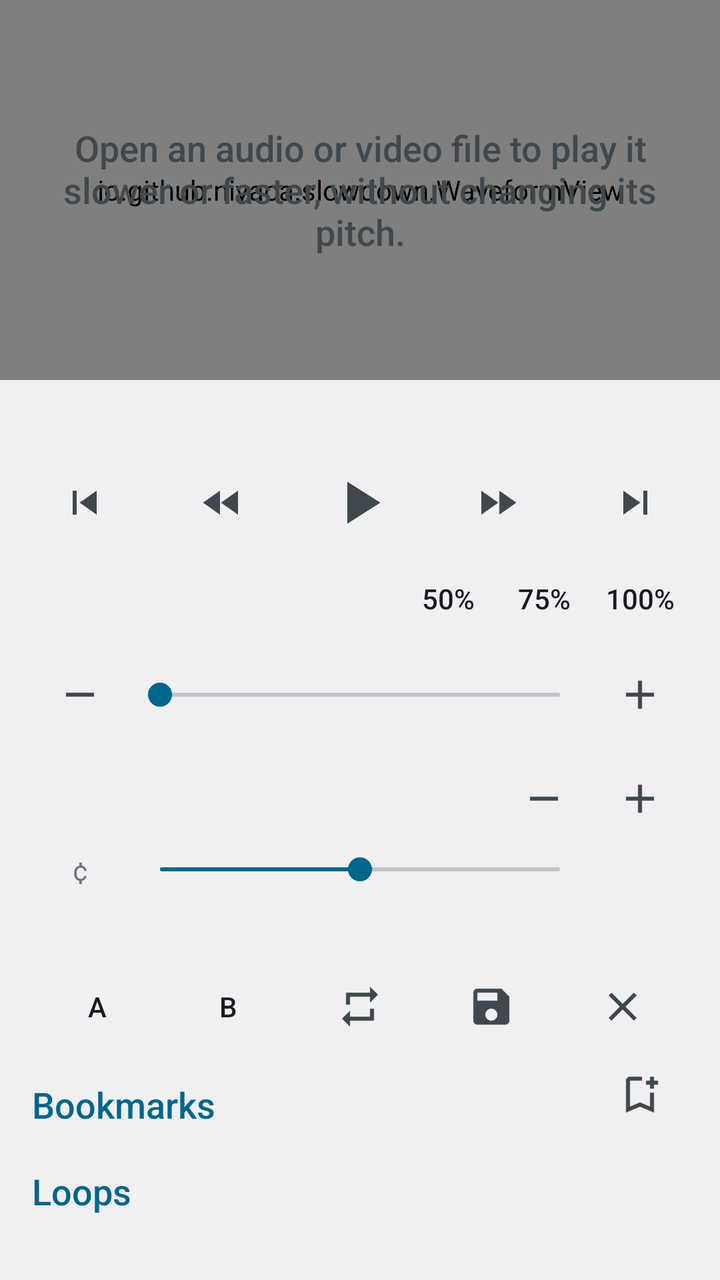
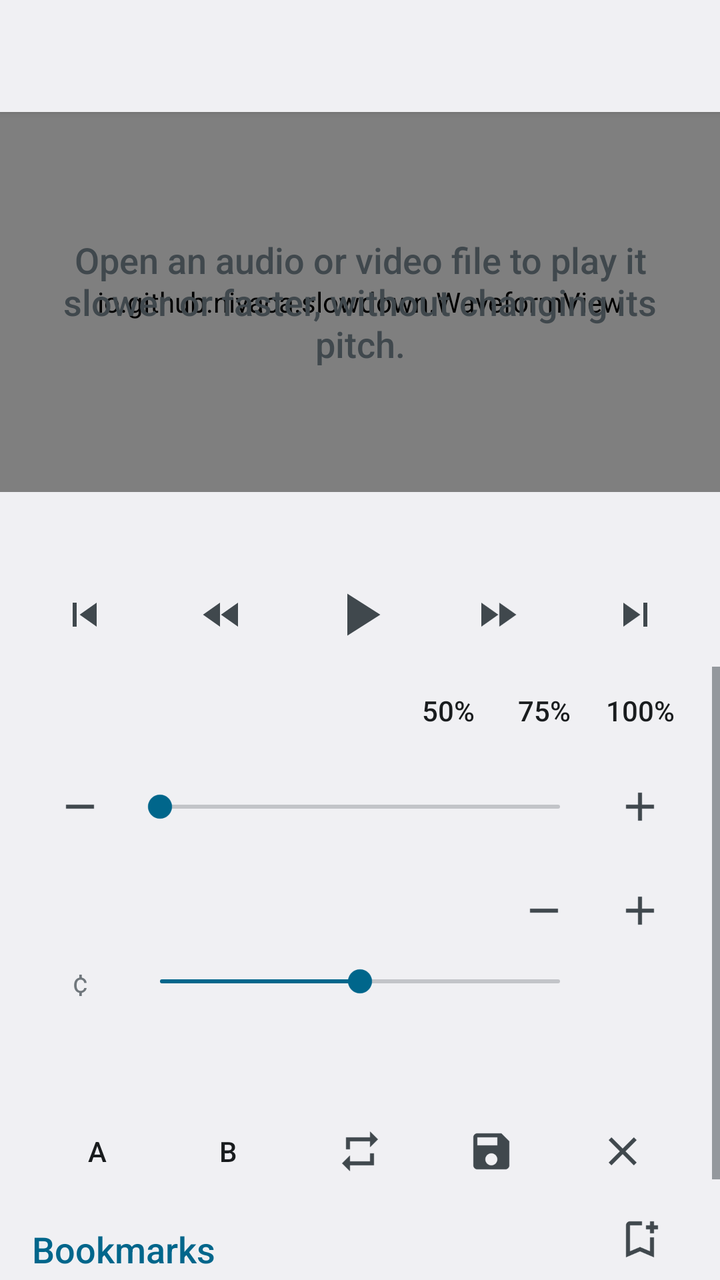

Before-and-after screenshots of an Android layout around one commit, followed by the original layout XML and the change that was made.
<!-- AndroidManifest.xml: application theme Theme.Slowdown -->
<!-- res/layout/main.xml -->
<?xml version="1.0" encoding="utf-8"?>
<LinearLayout xmlns:android="http://schemas.android.com/apk/res/android"
    android:id="@+id/root"
    android:layout_width="match_parent"
    android:layout_height="match_parent"
    android:orientation="vertical">

    <FrameLayout
        android:layout_width="match_parent"
        android:layout_height="190dp">

        <io.github.nivaca.slowdown.WaveformView
            android:id="@+id/waveform"
            android:layout_width="match_parent"
            android:layout_height="match_parent" />

        <TextView
            android:id="@+id/hint"
            android:layout_width="match_parent"
            android:layout_height="match_parent"
            android:gravity="center"
            android:padding="24dp"
            android:text="@string/open_hint"
            android:textAppearance="?android:attr/textAppearanceMedium" />
    </FrameLayout>

    <LinearLayout
        android:layout_width="match_parent"
        android:layout_height="wrap_content"
        android:orientation="horizontal"
        android:paddingStart="16dp"
        android:paddingTop="6dp"
        android:paddingEnd="16dp">

        <TextView
            android:id="@+id/time"
            android:layout_width="0dp"
            android:layout_height="wrap_content"
            android:layout_weight="1"
            android:fontFeatureSettings="tnum"
            android:textAppearance="?android:attr/textAppearanceLarge" />

        <TextView
            android:id="@+id/status"
            android:layout_width="wrap_content"
            android:layout_height="wrap_content"
            android:layout_gravity="center_vertical"
            android:textAppearance="?android:attr/textAppearanceSmall" />
    </LinearLayout>

    <LinearLayout
        android:layout_width="match_parent"
        android:layout_height="wrap_content"
        android:orientation="horizontal"
        android:paddingStart="8dp"
        android:paddingEnd="8dp">

        <ImageButton android:id="@+id/to_start" style="@style/IconButton" android:src="@drawable/ic_start"
            android:contentDescription="@string/to_start" />
        <ImageButton android:id="@+id/back" style="@style/IconButton" android:src="@drawable/ic_back" />
        <ImageButton android:id="@+id/play" style="@style/IconButton" android:src="@drawable/ic_play"
            android:contentDescription="@string/play" android:scaleX="1.5" android:scaleY="1.5" />
        <ImageButton android:id="@+id/forward" style="@style/IconButton" android:src="@drawable/ic_forward" />
        <ImageButton android:id="@+id/to_end" style="@style/IconButton" android:src="@drawable/ic_end"
            android:contentDescription="@string/to_end" />
    </LinearLayout>

    <ScrollView
        android:layout_width="match_parent"
        android:layout_height="0dp"
        android:layout_weight="1">

        <LinearLayout
            android:layout_width="match_parent"
            android:layout_height="wrap_content"
            android:orientation="vertical"
            android:paddingStart="16dp"
            android:paddingEnd="16dp"
            android:paddingBottom="16dp">

            
            <LinearLayout
                android:layout_width="match_parent"
                android:layout_height="wrap_content"
                android:gravity="center_vertical"
                android:orientation="horizontal">

                <TextView
                    android:id="@+id/speed_label"
                    android:layout_width="0dp"
                    android:layout_height="wrap_content"
                    android:layout_weight="1"
                    android:background="?android:attr/selectableItemBackground"
                    android:contentDescription="@string/normal_speed"
                    android:paddingTop="8dp"
                    android:paddingBottom="8dp"
                    android:textAppearance="?android:attr/textAppearanceMedium" />

                <Button android:id="@+id/speed_50" style="@style/SmallButton" android:text="50%" />
                <Button android:id="@+id/speed_75" style="@style/SmallButton" android:text="75%" />
                <Button android:id="@+id/speed_100" style="@style/SmallButton" android:text="100%" />
            </LinearLayout>

            <LinearLayout
                android:layout_width="match_parent"
                android:layout_height="wrap_content"
                android:gravity="center_vertical"
                android:orientation="horizontal">

                <ImageButton android:id="@+id/slower" style="@style/IconButton" android:layout_width="48dp"
                    android:layout_weight="0" android:src="@drawable/ic_minus" android:contentDescription="@string/slower" />
                <SeekBar
                    android:id="@+id/speed"
                    android:layout_width="0dp"
                    android:layout_height="wrap_content"
                    android:layout_weight="1"
                    android:max="275" />
                <ImageButton android:id="@+id/faster" style="@style/IconButton" android:layout_width="48dp"
                    android:layout_weight="0" android:src="@drawable/ic_plus" android:contentDescription="@string/faster" />
            </LinearLayout>

            
            <LinearLayout
                android:layout_width="match_parent"
                android:layout_height="wrap_content"
                android:gravity="center_vertical"
                android:orientation="horizontal">

                <TextView
                    android:id="@+id/pitch_label"
                    android:layout_width="0dp"
                    android:layout_height="wrap_content"
                    android:layout_weight="1"
                    android:background="?android:attr/selectableItemBackground"
                    android:contentDescription="@string/original_pitch"
                    android:paddingTop="8dp"
                    android:paddingBottom="8dp"
                    android:textAppearance="?android:attr/textAppearanceMedium" />

                <ImageButton android:id="@+id/lower" style="@style/IconButton" android:layout_width="48dp"
                    android:layout_weight="0" android:src="@drawable/ic_minus" android:contentDescription="@string/lower" />
                <ImageButton android:id="@+id/higher" style="@style/IconButton" android:layout_width="48dp"
                    android:layout_weight="0" android:src="@drawable/ic_plus" android:contentDescription="@string/higher" />
            </LinearLayout>

            <LinearLayout
                android:layout_width="match_parent"
                android:layout_height="wrap_content"
                android:gravity="center_vertical"
                android:orientation="horizontal">

                <TextView
                    android:layout_width="48dp"
                    android:layout_height="wrap_content"
                    android:gravity="center"
                    android:text="¢" />
                <SeekBar
                    android:id="@+id/cents"
                    android:layout_width="0dp"
                    android:layout_height="wrap_content"
                    android:layout_weight="1"
                    android:contentDescription="@string/cents"
                    android:max="50"
                    android:min="-50" />
                <View android:layout_width="48dp" android:layout_height="1dp" />
            </LinearLayout>

            
            <TextView
                android:id="@+id/selection"
                style="@style/Heading"
                android:textAppearance="?android:attr/textAppearanceSmall"
                android:textColor="?android:attr/textColorSecondary" />

            <LinearLayout
                android:layout_width="match_parent"
                android:layout_height="wrap_content"
                android:orientation="horizontal">

                <Button android:id="@+id/mark_a" style="@style/SmallButton" android:layout_width="0dp"
                    android:layout_weight="1" android:text="A" android:contentDescription="@string/selection_start" />
                <Button android:id="@+id/mark_b" style="@style/SmallButton" android:layout_width="0dp"
                    android:layout_weight="1" android:text="B" android:contentDescription="@string/selection_end" />
                <ImageButton android:id="@+id/repeat" style="@style/IconButton" android:layout_height="44dp"
                    android:src="@drawable/ic_repeat" android:contentDescription="@string/repeat" />
                <ImageButton android:id="@+id/save_loop" style="@style/IconButton" android:layout_height="44dp"
                    android:src="@drawable/ic_save_loop" android:contentDescription="@string/save_loop" />
                <ImageButton android:id="@+id/clear" style="@style/IconButton" android:layout_height="44dp"
                    android:src="@drawable/ic_clear" android:contentDescription="@string/clear_selection" />
            </LinearLayout>

            
            <LinearLayout
                android:layout_width="match_parent"
                android:layout_height="wrap_content"
                android:gravity="center_vertical"
                android:orientation="horizontal">

                <TextView style="@style/Heading" android:layout_width="0dp" android:layout_weight="1"
                    android:text="@string/bookmarks" />
                <ImageButton android:id="@+id/add_bookmark" style="@style/IconButton" android:layout_width="48dp"
                    android:layout_weight="0" android:layout_height="44dp" android:src="@drawable/ic_bookmark_add"
                    android:contentDescription="@string/add_bookmark" />
            </LinearLayout>

            <LinearLayout
                android:id="@+id/bookmark_list"
                android:layout_width="match_parent"
                android:layout_height="wrap_content"
                android:orientation="vertical" />

            <TextView android:id="@+id/loops_heading" style="@style/Heading" android:text="@string/loops" />

            <LinearLayout
                android:id="@+id/loop_list"
                android:layout_width="match_parent"
                android:layout_height="wrap_content"
                android:orientation="vertical" />
        </LinearLayout>
    </ScrollView>
</LinearLayout>
<!-- resources referenced by this layout -->
<resources>
  <!-- drawable ic_end (drawable) -->
  <vector xmlns:android="http://schemas.android.com/apk/res/android" android:width="24dp" android:height="24dp"
      android:viewportWidth="24" android:viewportHeight="24" android:tint="?android:attr/colorControlNormal">
      <path android:fillColor="@android:color/white" android:pathData="M6,18l8.5,-6L6,6v12zM16,6v12h2V6h-2z" />
  </vector>
  <!-- drawable ic_forward (drawable) -->
  <vector xmlns:android="http://schemas.android.com/apk/res/android" android:width="24dp" android:height="24dp"
      android:viewportWidth="24" android:viewportHeight="24" android:tint="?android:attr/colorControlNormal">
      <path android:fillColor="@android:color/white" android:pathData="M4,18l8.5,-6L4,6v12zM13,6v12l8.5,-6L13,6z" />
  </vector>
  <!-- drawable ic_minus (drawable) -->
  <vector xmlns:android="http://schemas.android.com/apk/res/android" android:width="24dp" android:height="24dp"
      android:viewportWidth="24" android:viewportHeight="24" android:tint="?android:attr/colorControlNormal">
      <path android:fillColor="@android:color/white" android:pathData="M19,13H5v-2h14v2z" />
  </vector>
  <!-- drawable ic_play (drawable) -->
  <vector xmlns:android="http://schemas.android.com/apk/res/android" android:width="24dp" android:height="24dp"
      android:viewportWidth="24" android:viewportHeight="24" android:tint="?android:attr/colorControlNormal">
      <path android:fillColor="@android:color/white" android:pathData="M8,5v14l11,-7z" />
  </vector>
  <!-- drawable ic_plus (drawable) -->
  <vector xmlns:android="http://schemas.android.com/apk/res/android" android:width="24dp" android:height="24dp"
      android:viewportWidth="24" android:viewportHeight="24" android:tint="?android:attr/colorControlNormal">
      <path android:fillColor="@android:color/white" android:pathData="M19,13h-6v6h-2v-6H5v-2h6V5h2v6h6v2z" />
  </vector>
  <!-- drawable ic_start (drawable) -->
  <vector xmlns:android="http://schemas.android.com/apk/res/android" android:width="24dp" android:height="24dp"
      android:viewportWidth="24" android:viewportHeight="24" android:tint="?android:attr/colorControlNormal">
      <path android:fillColor="@android:color/white" android:pathData="M6,6h2v12H6zM9.5,12l8.5,6V6z" />
  </vector>
  <string name="add_bookmark">Add a bookmark</string>
  <string name="bookmarks">Bookmarks</string>
  <string name="cents">Cents</string>
  <string name="clear_selection">Clear the selection</string>
  <string name="faster">Faster</string>
  <string name="higher">A semitone higher</string>
  <string name="loops">Loops</string>
  <string name="lower">A semitone lower</string>
  <string name="normal_speed">Normal speed</string>
  <string name="open_hint">Open an audio or video file to play it slower or faster, without changing its pitch.</string>
  <string name="original_pitch">Original pitch</string>
  <string name="play">Play</string>
  <string name="repeat">Repeat the selection</string>
  <string name="save_loop">Save the selection as a loop</string>
  <string name="selection_end">End of the selection at the position</string>
  <string name="selection_start">Start of the selection at the position</string>
  <string name="slower">Slower</string>
  <string name="to_end">Go to the end</string>
  <string name="to_start">Go to the start</string>
  <style name="IconButton">
          <item name="android:layout_width">0dp</item>
          <item name="android:layout_height">52dp</item>
          <item name="android:layout_weight">1</item>
          <item name="android:background">?android:attr/selectableItemBackgroundBorderless</item>
          <item name="android:scaleType">center</item>
      </style>
  <style name="Theme.Slowdown" parent="@android:style/Theme.DeviceDefault.DayNight" />
  <!-- unchanged entries left out for length: 7 -->
</resources>

<!-- the commit's change to res/layout/main.xml (unified diff, before → after) -->
@@ -4,6 +4,13 @@
     android:layout_width="match_parent"
     android:layout_height="match_parent"
     android:orientation="vertical">
+
+    <Toolbar
+        android:id="@+id/toolbar"
+        android:layout_width="match_parent"
+        android:layout_height="?android:attr/actionBarSize"
+        android:background="?android:attr/colorBackground"
+        android:elevation="2dp" />
 
     <FrameLayout
         android:layout_width="match_parent"
@@ -169,6 +176,7 @@
             <TextView
                 android:id="@+id/selection"
                 style="@style/Heading"
+                android:minLines="2"
                 android:textAppearance="?android:attr/textAppearanceSmall"
                 android:textColor="?android:attr/textColorSecondary" />
 
<!-- resource entries referenced after the edit -->
@@ -56,7 +56,10 @@
           <item name="android:background">?android:attr/selectableItemBackgroundBorderless</item>
           <item name="android:scaleType">center</item>
       </style>
-  <style name="Theme.Slowdown" parent="@android:style/Theme.DeviceDefault.DayNight" />
+  <style name="Theme.Slowdown" parent="@android:style/Theme.DeviceDefault.DayNight">
+          <item name="android:windowActionBar">false</item>
+          <item name="android:windowNoTitle">true</item>
+      </style>
   <!-- unchanged entries left out for length: 7 -->
 </resources>
 
